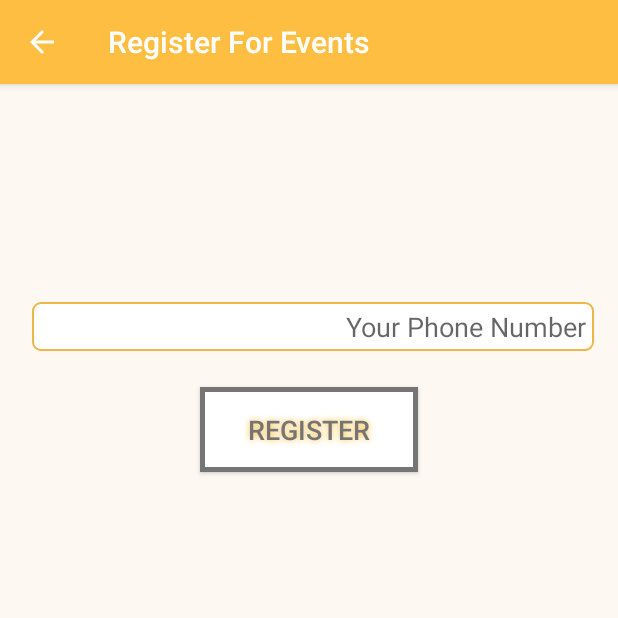
After one commit to prashantnavare/ExploreAuroville, an Android app: the RegisterPhoneActivity screen opened directly, with no data from a screen before it, on a phone screen of 412 x 824 dp, the top half of it. The commit adds this screen. Run offline under Robolectric (Android 15) with nearby library versions, the phone set to English and light mode, and no system bars; our stand-ins replace Volley; network calls fail.

Commit message:
Refining the app..

```diff
--- a/apps/ExploreAuroville/app/build.gradle
+++ b/apps/ExploreAuroville/app/build.gradle
@@ -25,7 +25,7 @@ dependencies {
         exclude group: 'com.android.support', module: 'support-annotations'
     })
     compile 'com.android.support:appcompat-v7:23.4.0'
-    compile 'com.google.android.gms:play-services:10.2.1'
+    compile 'com.google.android.gms:play-services:10.0.1'
 
     compile 'com.google.maps.android:android-maps-utils:0.4.+'
     compile 'com.google.code.gson:gson:2.4'
--- a/apps/ExploreAuroville/app/src/main/AndroidManifest.xml
+++ b/apps/ExploreAuroville/app/src/main/AndroidManifest.xml
@@ -39,7 +39,8 @@
         <activity
             android:name=".MapActivity"
             android:label="@string/title_activity_map" />
-        <activity android:name=".CurrentEventsActivity"></activity>
+        <activity android:name=".CurrentEventsActivity" />
+        <activity android:name=".RegisterPhoneActivity"></activity>
     </application>
 
 </manifest>
--- a/apps/ExploreAuroville/app/src/main/java/com/navare/prashant/exploreauroville/CurrentEventsActivity.java
+++ b/apps/ExploreAuroville/app/src/main/java/com/navare/prashant/exploreauroville/CurrentEventsActivity.java
@@ -2,6 +2,7 @@ package com.navare.prashant.exploreauroville;
 
 import android.app.Activity;
 import android.app.DialogFragment;
+import android.content.Intent;
 import android.support.v7.app.AppCompatActivity;
 import android.os.Bundle;
 import android.text.Editable;
@@ -48,9 +49,10 @@ public class CurrentEventsActivity extends AppCompatActivity {
     @Override
     protected void onCreate(Bundle savedInstanceState) {
         super.onCreate(savedInstanceState);
+
         setContentView(R.layout.activity_current_events);
 
-        setTitle(getString(R.string.current_events));
+        setTitle(getString(R.string.events_today));
         getSupportActionBar().setDisplayHomeAsUpEnabled(true);
 
         mMyActivity = this;
@@ -122,7 +124,7 @@ public class CurrentEventsActivity extends AppCompatActivity {
 
     private void getCurrentEvents() {
         // TODO: Add the fromDate and toDate logic
-        String getEventsURL = ApplicationStore.GET_CURRENT_EVENTS_URL + "?from=xyz&to=abc";
+        String getEventsURL = ApplicationStore.GET_CURRENT_EVENTS_URL + "&phone=" + ApplicationStore.getPhoneNumber() + "&from=xyz&to=abc";
         CustomRequest getEventsRequest = new CustomRequest(Request.Method.GET, getEventsURL, "",
                 new Response.Listener<String>() {
                     @Override
--- /dev/null
+++ b/apps/ExploreAuroville/app/src/main/java/com/navare/prashant/exploreauroville/RegisterPhoneActivity.java
@@ -0,0 +1,96 @@
+package com.navare.prashant.exploreauroville;
+
+import android.app.Activity;
+import android.content.Intent;
+import android.support.v7.app.AppCompatActivity;
+import android.os.Bundle;
+import android.support.v7.widget.Toolbar;
+import android.view.Menu;
+import android.view.MenuItem;
+import android.view.View;
+import android.widget.Button;
+import android.widget.EditText;
+import android.widget.Toast;
+
+import com.android.volley.Request;
+import com.android.volley.RequestQueue;
+import com.android.volley.Response;
+import com.android.volley.VolleyError;
+import com.navare.prashant.exploreauroville.util.CustomRequest;
+import com.navare.prashant.exploreauroville.util.VolleyProvider;
+
+public class RegisterPhoneActivity extends AppCompatActivity {
+
+    private EditText mPhoneNumberET;
+    private Activity mMyActivity;
+
+    @Override
+    protected void onCreate(Bundle savedInstanceState) {
+        super.onCreate(savedInstanceState);
+        setContentView(R.layout.activity_register_phone);
+
+        setTitle(getString(R.string.register_for_events));
+        getSupportActionBar().setDisplayHomeAsUpEnabled(true);
+
+        mMyActivity = this;
+
+        mPhoneNumberET   = (EditText)findViewById(R.id.phonenumber);
+
+        Button registerButton = (Button) findViewById(R.id.register_btn);
+        registerButton.setOnClickListener(new View.OnClickListener() {
+
+            @Override
+            public void onClick(View v) {
+                if (isUIValidated() == false) {
+                    return;
+                }
+
+                String requestBody = "phone=" + mPhoneNumberET.getText().toString();
+                CustomRequest registerRequest = new CustomRequest(Request.Method.POST, ApplicationStore.PHONE_REGISTER_URL, requestBody,
+                        new Response.Listener<String>() {
+                            @Override
+                            public void onResponse(String response) {
+                                ApplicationStore.setPhoneNumber(mPhoneNumberET.getText().toString());
+                                Intent currentEventsActivityIntent = new Intent(mMyActivity, CurrentEventsActivity.class);
+                                startActivity(currentEventsActivityIntent);
+                                finish();
+                            }
+                        },
+                        new Response.ErrorListener() {
+                            @Override
+                            public void onErrorResponse(VolleyError error) {
+                                String errorMsg = "Network error";
+                                if (error.networkResponse != null) {
+                                    int statusCode = error.networkResponse.statusCode;
+                                    if (error.networkResponse.data != null)
+                                        errorMsg = new String(error.networkResponse.data);
+                                }
+                                Toast.makeText(mMyActivity, errorMsg, Toast.LENGTH_LONG).show();
+                            }
+                        }){};
+
+                RequestQueue requestQueue = VolleyProvider.getQueue(getApplicationContext());
+                requestQueue.add(registerRequest);
+            }
+        });
+    }
+
+    private boolean isUIValidated() {
+        if (mPhoneNumberET.getText().toString().isEmpty()){
+            Toast.makeText(getApplicationContext(), getResources().getString(R.string.empty_phone_no), Toast.LENGTH_SHORT).show();
+            return false;
+        }
+        if (mPhoneNumberET.getText().toString().length() < 10){
+            Toast.makeText(getApplicationContext(), getResources().getString(R.string.less_digits_phone_no), Toast.LENGTH_SHORT).show();
+            return false;
+        }
+        return true;
+
+    }
+
+    @Override
+    public boolean onSupportNavigateUp(){
+        finish();
+        return true;
+    }
+}
--- a/apps/ExploreAuroville/app/src/main/java/com/navare/prashant/exploreauroville/model/CurrentEvent.java
+++ b/apps/ExploreAuroville/app/src/main/java/com/navare/prashant/exploreauroville/model/CurrentEvent.java
@@ -7,7 +7,7 @@ package com.navare.prashant.exploreauroville.model;
 public class CurrentEvent {
     private int id;
     private String name;
-    private String location;
+    private int poi_id;
     private long from_date;
     private long to_date;
     private String description;
@@ -21,8 +21,8 @@ public class CurrentEvent {
         return name;
     }
 
-    public String getLocation() {
-        return location;
+    public int getPOI_id() {
+        return poi_id;
     }
 
     public long getFrom_date() {
--- /dev/null
+++ b/apps/ExploreAuroville/app/src/main/res/drawable/button_border_grey.xml
@@ -0,0 +1,11 @@
+<?xml version="1.0" encoding="utf-8"?>
+<shape xmlns:android="http://schemas.android.com/apk/res/android"
+    android:shape="rectangle" >
+
+    <solid android:color="@color/colorIcon" />
+
+    <stroke
+        android:width="3dp"
+        android:color="@color/colorSecondaryText" />
+
+</shape>
--- /dev/null
+++ b/apps/ExploreAuroville/app/src/main/res/drawable/rounded_edittext.xml
@@ -0,0 +1,17 @@
+<?xml version="1.0" encoding="utf-8"?>
+<shape xmlns:android="http://schemas.android.com/apk/res/android" >
+
+    <solid android:color="#FFFFFF" />
+
+    <stroke
+        android:width="1dp"
+        android:color="@color/colorPrimaryDark" />
+    <corners
+        android:topLeftRadius="5dp"
+        android:topRightRadius="5dp"
+        android:bottomLeftRadius="5dp"
+        android:bottomRightRadius="5dp"
+
+        />
+
+</shape>
--- /dev/null
+++ b/apps/ExploreAuroville/app/src/main/res/layout/activity_register_phone.xml
@@ -0,0 +1,70 @@
+<?xml version="1.0" encoding="utf-8"?>
+<LinearLayout
+    xmlns:android="http://schemas.android.com/apk/res/android"
+    xmlns:app="http://schemas.android.com/apk/res-auto"
+    xmlns:tools="http://schemas.android.com/tools"
+    android:layout_width="match_parent"
+    android:layout_height="match_parent"
+    android:paddingLeft="16dp"
+    android:paddingRight="16dp"
+    android:orientation="vertical"
+    tools:context="com.navare.prashant.exploreauroville.RegisterPhoneActivity"
+    android:background="@color/windowBackground"
+    >
+
+    <Space
+        android:layout_width="match_parent"
+        android:layout_height="100dp"
+        />
+
+    <LinearLayout
+        android:layout_width="match_parent"
+        android:layout_height="wrap_content"
+        android:layout_marginTop="45dp"
+        android:orientation="horizontal"
+        >
+
+        <EditText
+            android:id="@+id/phonenumber"
+            android:layout_width="match_parent"
+            android:layout_height="wrap_content"
+            android:inputType="phone"
+            android:layout_marginLeft="5dp"
+            android:paddingRight="5dp"
+            android:paddingTop="4dp"
+            android:paddingBottom="4dp"
+            android:background="@drawable/rounded_edittext"
+            android:layout_weight="0.75"
+            android:hint="@string/phone_hint"
+            android:gravity="right|center_vertical"
+            android:imeOptions="actionNext"
+            android:singleLine="true"
+            />
+
+    </LinearLayout>
+
+    <Button
+        android:id="@+id/register_btn"
+        android:text="@string/register_button"
+        android:textColor="@color/colorSecondaryText"
+        android:textSize="18dp"
+        android:gravity="center"
+        android:layout_gravity="center_horizontal"
+        android:layout_width="wrap_content"
+        android:layout_height="wrap_content"
+        android:paddingTop="16dp"
+        android:paddingBottom="16dp"
+        android:paddingLeft="32dp"
+        android:paddingRight="32dp"
+        android:layout_marginTop="24dp"
+        android:background="@drawable/button_border_grey"
+        android:shadowColor="#FFBC36"
+        android:shadowDx="0"
+        android:shadowDy="0"
+        android:shadowRadius="5"
+        android:layout_marginRight="8dp"
+        android:layout_marginLeft="8dp"
+        android:layout_marginBottom="16dp"
+        android:elevation="5dp" />
+
+</LinearLayout>
--- a/apps/ExploreAuroville/app/src/main/res/values/strings.xml
+++ b/apps/ExploreAuroville/app/src/main/res/values/strings.xml
@@ -1,6 +1,7 @@
 <resources>
     <string name="app_name">Explore Auroville</string>
-    <string name="current_events">Current Events</string>
+    <string name="events">Events</string>
+    <string name="events_today">Today\'s Events</string>
     <string name="map">Map</string>
     <string name="profile">Profile</string>
     <string name="feedback">Feedback</string>
@@ -14,4 +15,9 @@
     <string name="to">  To</string>
     <string name="invalid_calendar_filter">Date range must be selected.</string>
     <string name="network_error">Network error.</string>
+    <string name="phone_hint">Your Phone Number</string>
+    <string name="register_button">Register</string>
+    <string name="register_for_events">Register For Events</string>
+    <string name="empty_phone_no">Phone Number cannot be empty</string>
+    <string name="less_digits_phone_no">Phone Number should have 10 digits.</string>
 </resources>
```
Also changed, not shown: apps/ExploreAuroville/app/src/main/java/com/navare/prashant/exploreauroville/ApplicationStore.java (+42 -8 lines), apps/ExploreAuroville/app/src/main/java/com/navare/prashant/exploreauroville/CurrentEventListAdapter.java (+23 -6 lines), apps/ExploreAuroville/app/src/main/java/com/navare/prashant/exploreauroville/MainActivity.java (+16 -3 lines), 2 other files.
